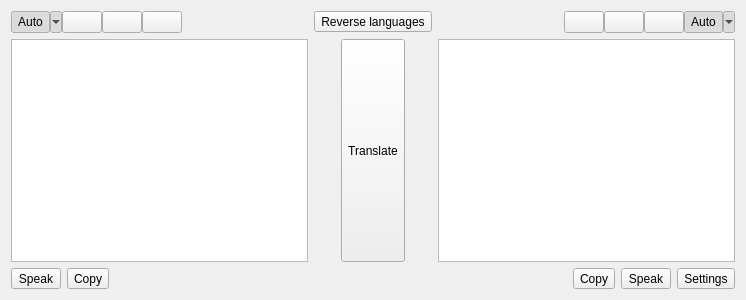
Above: src/mainwindow.ui from crow-translate/crow-translate before the change. Below: the same form after it.
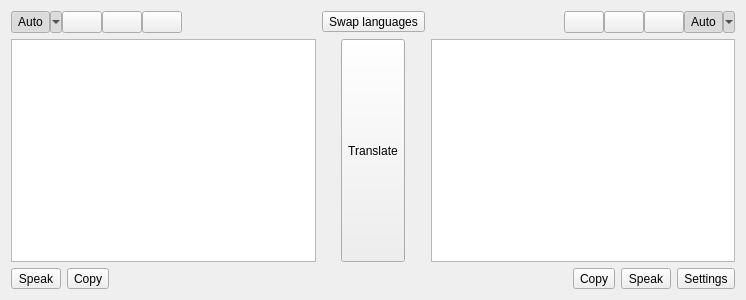
That is the form after the change. Icons and pictures are not drawn.

Commit message: Add tooltips for buttons

Patch:
```diff
--- a/src/mainwindow.ui
+++ b/src/mainwindow.ui
@@ -133,7 +133,7 @@
     <item row="4" column="3">
      <widget class="QToolButton" name="swapButton">
       <property name="text">
-       <string>Reverse languages</string>
+       <string>Swap languages</string>
       </property>
       <property name="icon">
        <iconset theme="object-flip-horizontal" resource="../data/resources.qrc">
```
Left out of the diff: 21 changed lines with no effect on the pictures. The commit also changes 2 other files.
